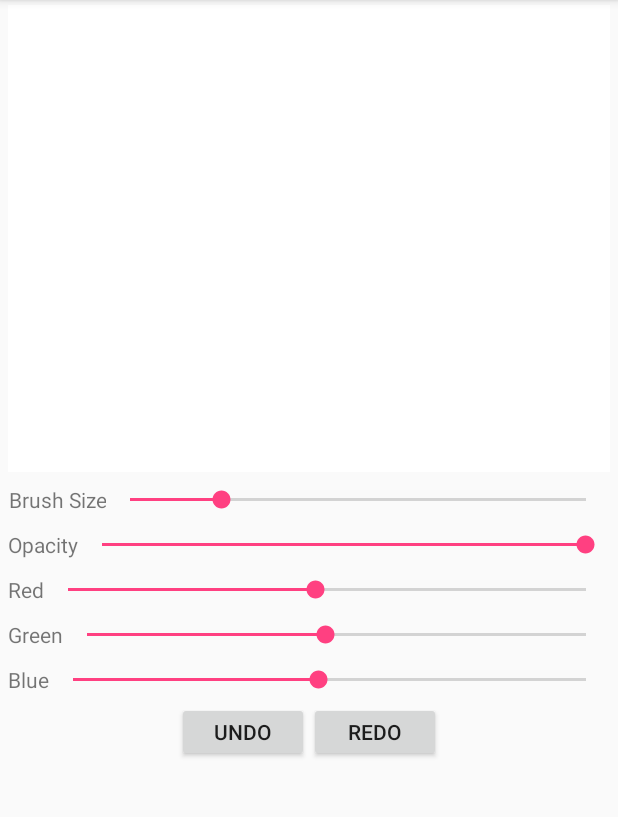
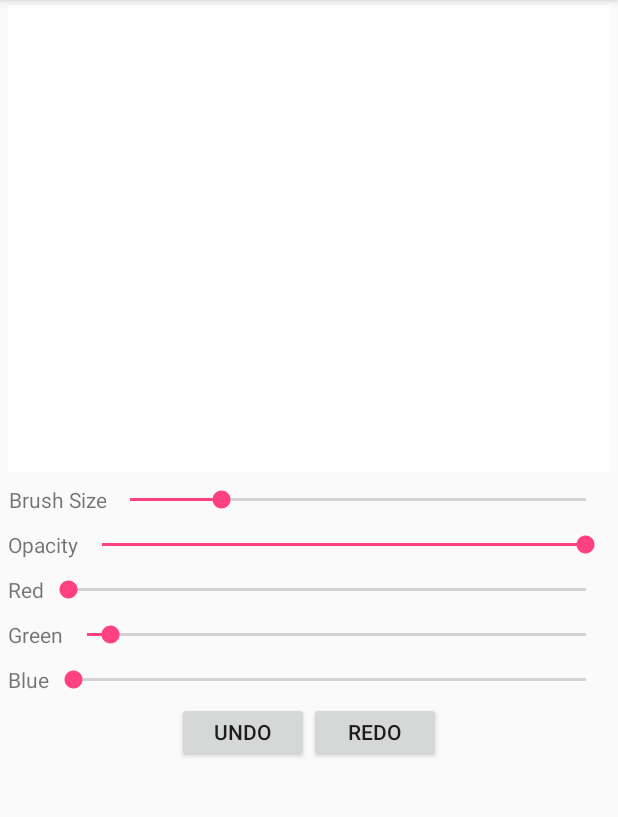
Before and after one commit to AdiAyyakad/Doodle, an Android app: the screen it shows after launch (MainActivity), on a phone screen of 412 x 824 dp, the part 84-901 px from its top. Run offline under Robolectric (Android 15) with nearby library versions, the phone set to English and light mode, and no system bars.

Commit message:
Fixed opacity

```diff
--- a/app/src/main/java/com/cmsc434/adi/doodle/ScribbleView.java
+++ b/app/src/main/java/com/cmsc434/adi/doodle/ScribbleView.java
@@ -27,7 +27,7 @@ public class ScribbleView extends View implements SeekBar.OnSeekBarChangeListene
     private Resources res = getResources();
     private Path drawPath = new Path();
     private Paint drawPaint = new Paint();
-    private int paintColor = 0xFF660000;
+    private int paintColor = Color.argb(res.getInteger(R.integer.initial_opacity), res.getInteger(R.integer.initial_red), res.getInteger(R.integer.initial_green), res.getInteger(R.integer.initial_blue));
     private Canvas drawCanvas;
     private ArrayList<APath> paths = new ArrayList<>();
     private int amountOfPathsUndone = 0;
--- a/app/src/main/res/values/dimens.xml
+++ b/app/src/main/res/values/dimens.xml
@@ -4,13 +4,13 @@
     <dimen name="activity_vertical_margin">16dp</dimen>
 
     <integer name="largest_size">100</integer>
-    <integer name="max_opacity">1</integer>
+    <integer name="max_opacity">100</integer>
     <integer name="max_color">255</integer>
 
     <integer name="initial_size">20</integer>
-    <integer name="initial_opacity">1</integer>
-    <integer name="initial_red">122</integer>
-    <integer name="initial_green">122</integer>
-    <integer name="initial_blue">122</integer>
+    <integer name="initial_opacity">255</integer>
+    <integer name="initial_red">0</integer>
+    <integer name="initial_green">12</integer>
+    <integer name="initial_blue">0</integer>
 
 </resources>
```
